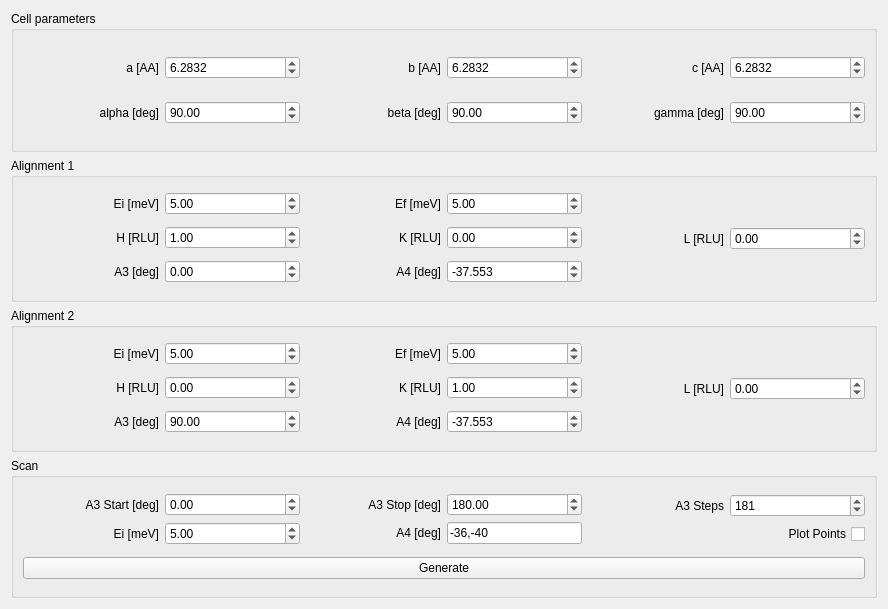
MJOLNIRPackage/MJOLNIR-GUI, file src/main/resources/base/Views/Prediction.ui: the form before one commit.
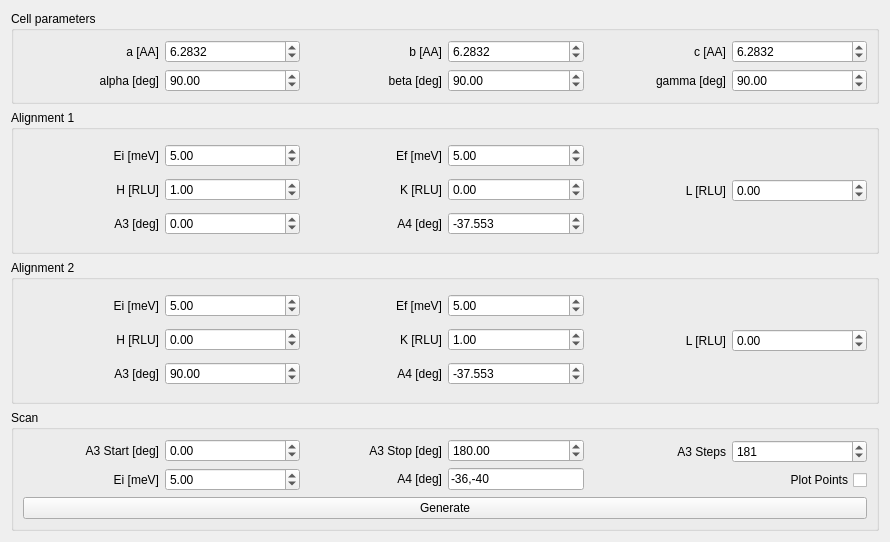
The form after the commit.

Commit message: Correct size of window

```diff
--- a/src/main/resources/base/Views/Prediction.ui
+++ b/src/main/resources/base/Views/Prediction.ui
@@ -6,8 +6,8 @@
    <rect>
     <x>0</x>
     <y>0</y>
-    <width>888</width>
-    <height>609</height>
+    <width>890</width>
+    <height>500</height>
    </rect>
   </property>
   <property name="windowTitle">
```
